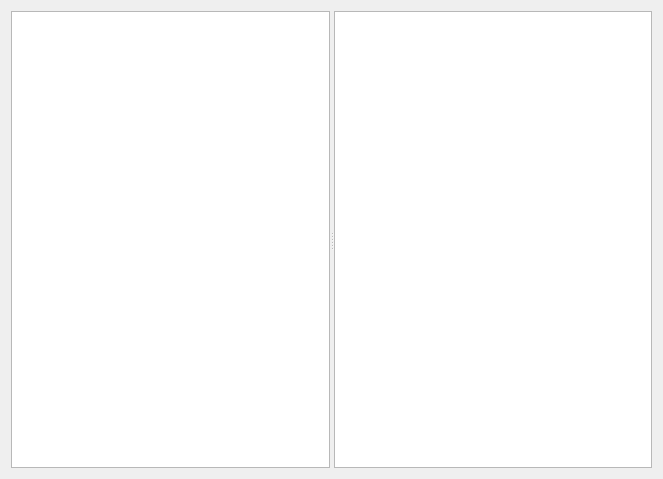
Before: the Qt Designer form src/gui/dialogs/filehistorydialog.ui in KDE/kommit, drawn with Qt 5.
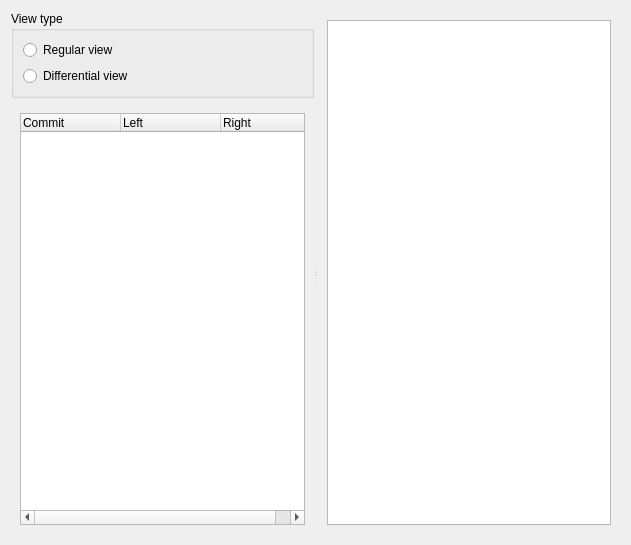
After: the same form once the commit is applied. The open tabs and pages were chosen to show the change. Custom widgets are drawn as their Qt base class.

Commit message: Add differential view to file history

The edit to the form file:
```diff
--- a/src/gui/dialogs/filehistorydialog.ui
+++ b/src/gui/dialogs/filehistorydialog.ui
@@ -6,27 +6,105 @@
    <rect>
     <x>0</x>
     <y>0</y>
-    <width>663</width>
-    <height>479</height>
+    <width>631</width>
+    <height>545</height>
    </rect>
   </property>
   <property name="windowTitle">
    <string>Dialog</string>
   </property>
-  <layout class="QVBoxLayout" name="verticalLayout">
+  <layout class="QVBoxLayout" name="verticalLayout_7">
    <item>
     <widget class="QSplitter" name="splitter">
      <property name="orientation">
       <enum>Qt::Horizontal</enum>
      </property>
-     <property name="childrenCollapsible">
-      <bool>false</bool>
-     </property>
-     <widget class="QListWidget" name="listWidget"/>
-     <widget class="CodeEditor" name="plainTextEdit">
-      <property name="readOnly">
-       <bool>true</bool>
+     <widget class="QWidget" name="">
+      <layout class="QVBoxLayout" name="verticalLayout_6">
+       <item>
+        <widget class="QGroupBox" name="groupBox">
+         <property name="title">
+          <string>View type</string>
+         </property>
+         <layout class="QVBoxLayout" name="verticalLayout">
+          <item>
+           <widget class="QRadioButton" name="radioButtonRegularView">
+            <property name="text">
+             <string>Regular view</string>
+            </property>
+           </widget>
+          </item>
+          <item>
+           <widget class="QRadioButton" name="radioButtonDifferentialView">
+            <property name="text">
+             <string>Differential view</string>
+            </property>
+           </widget>
+          </item>
+         </layout>
+        </widget>
+       </item>
+       <item>
+        <widget class="QStackedWidget" name="stackedWidgetFileSelector">
+         <property name="currentIndex">
+          <number>1</number>
+         </property>
+         <widget class="QWidget" name="page_3">
+          <layout class="QVBoxLayout" name="verticalLayout_4">
+           <item>
+            <widget class="QListWidget" name="listWidget"/>
+           </item>
+          </layout>
+         </widget>
+         <widget class="QWidget" name="page_4">
+          <layout class="QVBoxLayout" name="verticalLayout_5">
+           <item>
+            <widget class="QTreeWidget" name="treeWidget">
+             <column>
+              <property name="text">
+               <string>Commit</string>
+              </property>
+             </column>
+             <column>
+              <property name="text">
+               <string>Left</string>
+              </property>
+             </column>
+             <column>
+              <property name="text">
+               <string>Right</string>
+              </property>
+             </column>
+            </widget>
+           </item>
+          </layout>
+         </widget>
+        </widget>
+       </item>
+      </layout>
+     </widget>
+     <widget class="QStackedWidget" name="stackedWidgetFileView">
+      <property name="currentIndex">
+       <number>1</number>
       </property>
+      <widget class="QWidget" name="page">
+       <layout class="QVBoxLayout" name="verticalLayout_2">
+        <item>
+         <widget class="CodeEditor" name="plainTextEdit">
+          <property name="readOnly">
+           <bool>true</bool>
+          </property>
+         </widget>
+        </item>
+       </layout>
+      </widget>
+      <widget class="QWidget" name="page_2">
+       <layout class="QVBoxLayout" name="verticalLayout_3">
+        <item>
+         <widget class="DiffWidget" name="widgetDiffView" native="true"/>
+        </item>
+       </layout>
+      </widget>
      </widget>
     </widget>
    </item>
@@ -38,6 +116,12 @@
    <extends>QPlainTextEdit</extends>
    <header location="global">widgets/codeeditor.h</header>
   </customwidget>
+  <customwidget>
+   <class>DiffWidget</class>
+   <extends>QWidget</extends>
+   <header location="global">widgets/diffwidget.h</header>
+   <container>1</container>
+  </customwidget>
  </customwidgets>
  <resources/>
  <connections/>
```
The commit also changes 2 other files.
